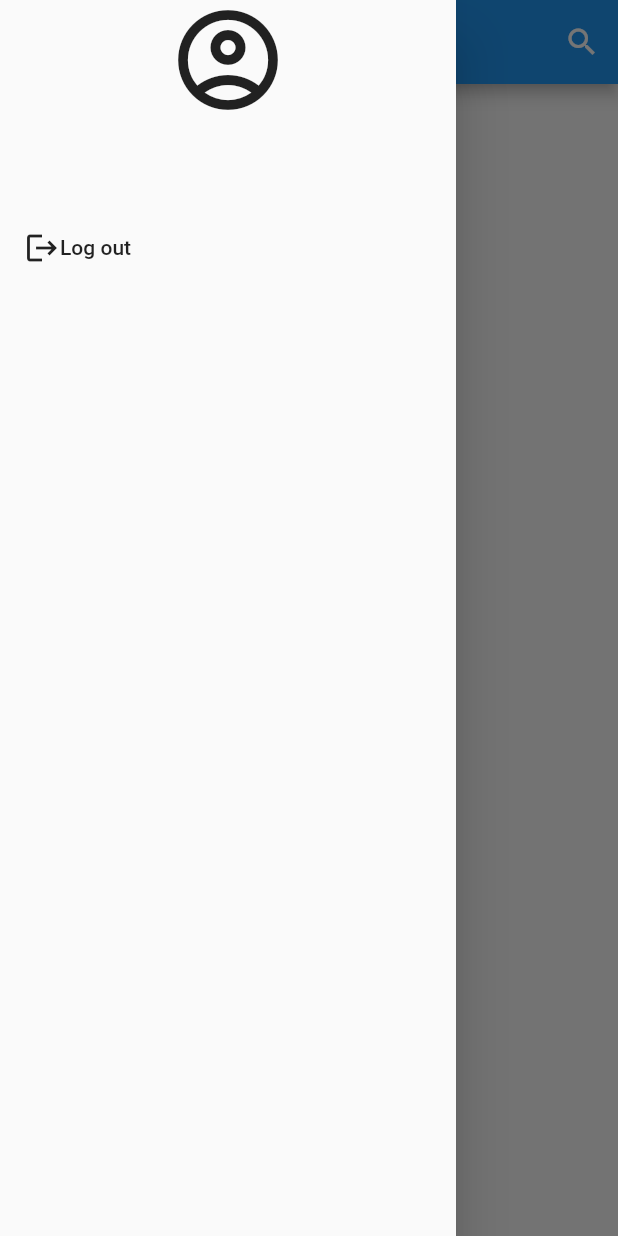
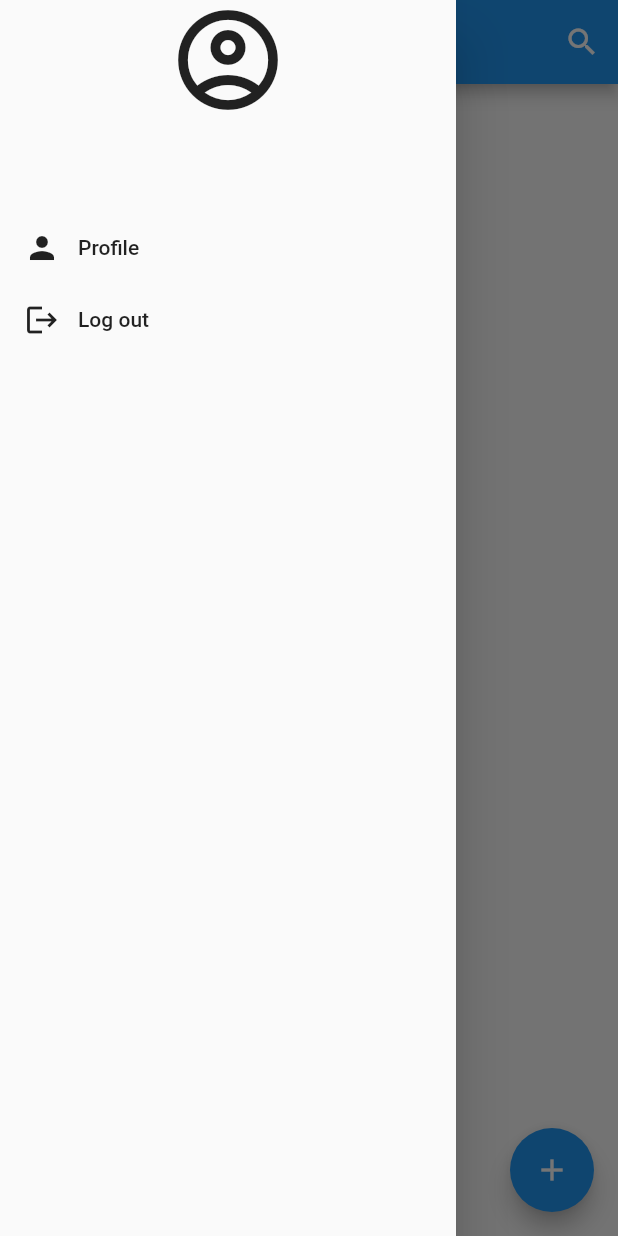
Before and after one commit to SaifIvnaAlam/Firebase-Chat-Application, a Flutter app: the HomePage screen opened directly, with the side drawer open, on a phone screen of 412 x 824 dp. Run offline on Flutter 3.47's test engine with Material 2 defaults, Android fonts, the phone set to English and light mode, and no system bars; our stand-ins replace cloud_firestore, firebase_auth, firebase_core, shared_preferences; accounts and stored records are empty.

```diff
--- a/lib/pages/home_page.dart
+++ b/lib/pages/home_page.dart
@@ -1,6 +1,7 @@
 import 'package:chat_app/helper/helper_fancttion.dart';
 import 'package:chat_app/helper/widgets.dart';
 import 'package:chat_app/pages/auth_page/Login_page.dart';
+import 'package:chat_app/pages/profile_Page.dart';
 
 import 'package:chat_app/pages/search_page.dart';
 import 'package:chat_app/service/auth_service.dart';
@@ -72,16 +73,41 @@ class _HomePageState extends State<HomePage> {
             ),
             MaterialButton(
               onPressed: () {
-                authService.signOut();
-                nextScreen(context, LoginPage());
+                nextScreen(context, const ProfilePage());
               },
               child: Row(
-                children: [Icon(Icons.logout), Text("Log out")],
+                children: const [
+                  Icon(Icons.person),
+                  SizedBox(
+                    width: 12,
+                  ),
+                  Text("Profile")
+                ],
+              ),
+            ),
+            MaterialButton(
+              onPressed: () {
+                authService.signOut().whenComplete(() {
+                  nextScreen(context, const LoginPage());
+                });
+              },
+              child: Row(
+                children: const [
+                  Icon(Icons.logout),
+                  SizedBox(
+                    width: 12,
+                  ),
+                  Text("Log out")
+                ],
               ),
             )
           ],
         ),
       ),
+      floatingActionButton: FloatingActionButton(
+        onPressed: (() {}),
+        child: Icon(Icons.add),
+      ),
     );
   }
 }
```
Also changed, not shown: lib/pages/profile_Page.dart (added, +20 -0 lines).
